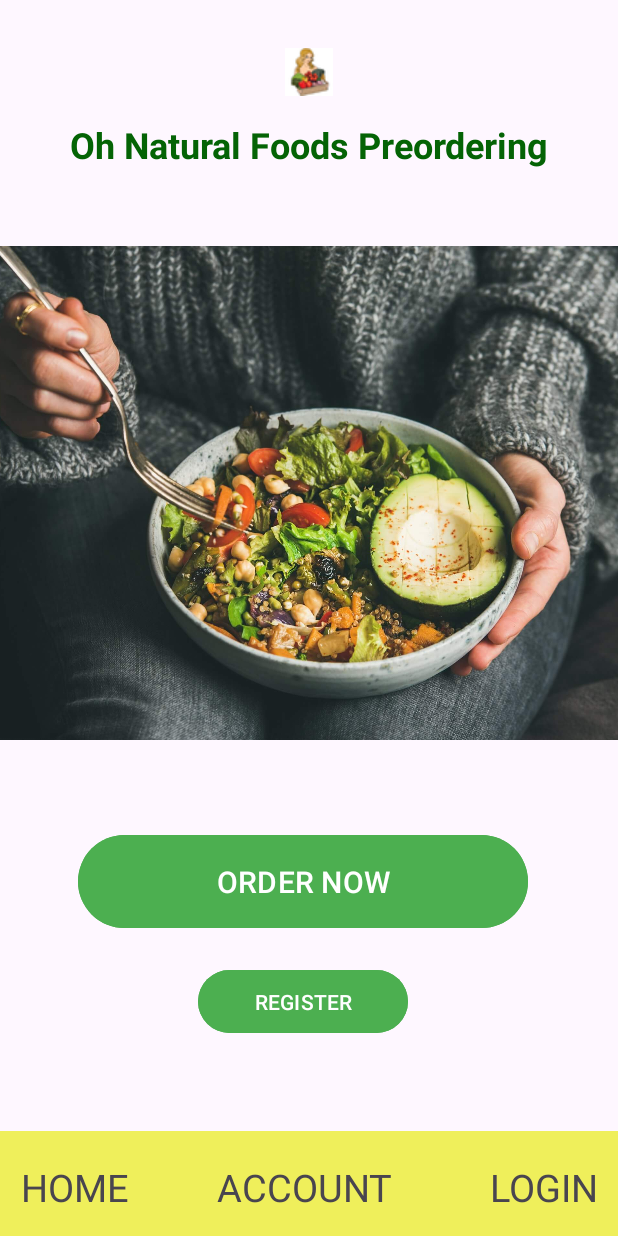
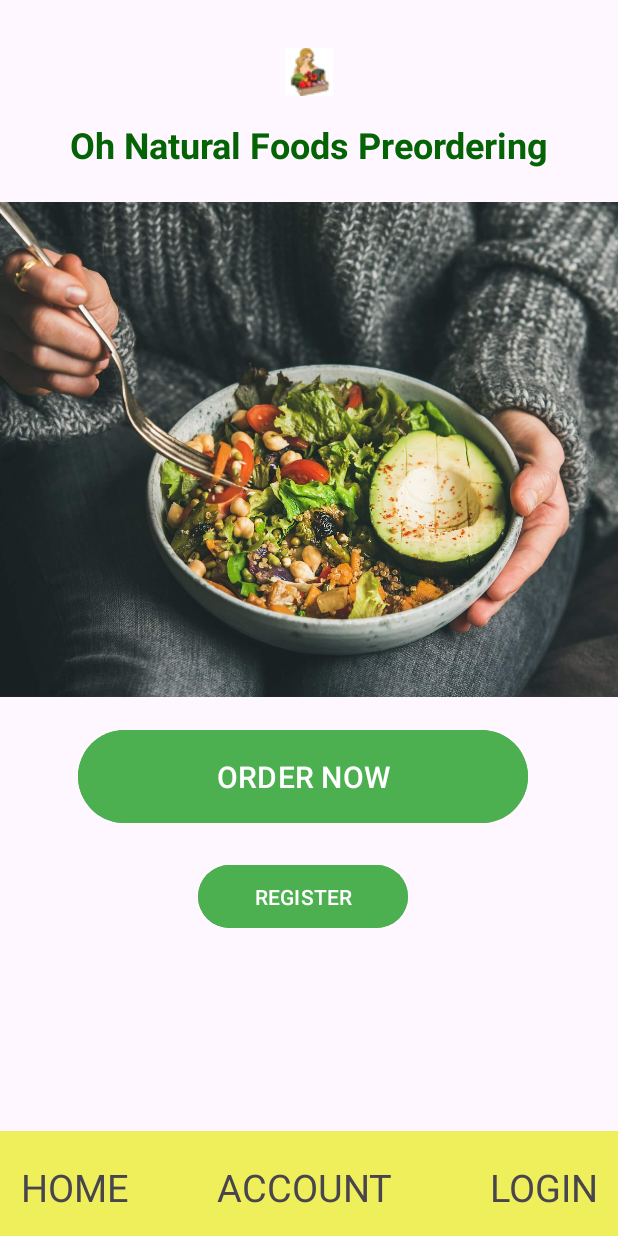
Before and after one commit to patrickma6199/oh_nat_foods_order, an Android app: the screen it shows after launch (MainActivity), on a phone screen of 412 x 824 dp. Run offline under Robolectric (Android 15) with nearby library versions, the phone set to English and light mode, and no system bars.

Commit message:
fixed formatting main page

```diff
--- a/oh_nat_foods_order/app/src/main/res/layout/activity_main.xml
+++ b/oh_nat_foods_order/app/src/main/res/layout/activity_main.xml
@@ -32,30 +32,34 @@
 
     <!-- Adjust the rest of the elements -->
     <!-- Main Image -->
+
+    <!-- Order Now Button -->
+
+    <!-- Register Button -->
+
     <ImageView
         android:id="@+id/main_mainImage"
         android:layout_width="550dp"
-        android:layout_height="400dp"
-        android:layout_marginTop="16dp"
+        android:layout_height="350dp"
+        android:layout_marginTop="12dp"
+        app:layout_constraintEnd_toEndOf="parent"
+        app:layout_constraintHorizontal_bias="0.503"
+        app:layout_constraintStart_toStartOf="parent"
         app:layout_constraintTop_toBottomOf="@id/main_titleTextView"
-        app:layout_constraintStart_toStartOf="parent"
-        app:layout_constraintEnd_toEndOf="parent"
         app:srcCompat="@drawable/ohnatfoodshome" />
 
-    <!-- Order Now Button -->
     <Button
         android:id="@+id/main_orderButton"
         android:layout_width="300dp"
         android:layout_height="70dp"
+        android:layout_marginStart="52dp"
+        android:layout_marginTop="8dp"
         android:backgroundTint="#4CAF50"
         android:text="ORDER NOW"
         android:textSize="20dp"
-        app:layout_constraintTop_toBottomOf="@+id/main_mainImage"
         app:layout_constraintStart_toStartOf="parent"
-        android:layout_marginTop="24dp"
-        android:layout_marginStart="52dp" />
+        app:layout_constraintTop_toBottomOf="@+id/main_mainImage" />
 
-    <!-- Register Button -->
     <Button
         android:id="@+id/main_registerButton"
         android:layout_width="140dp"
```
